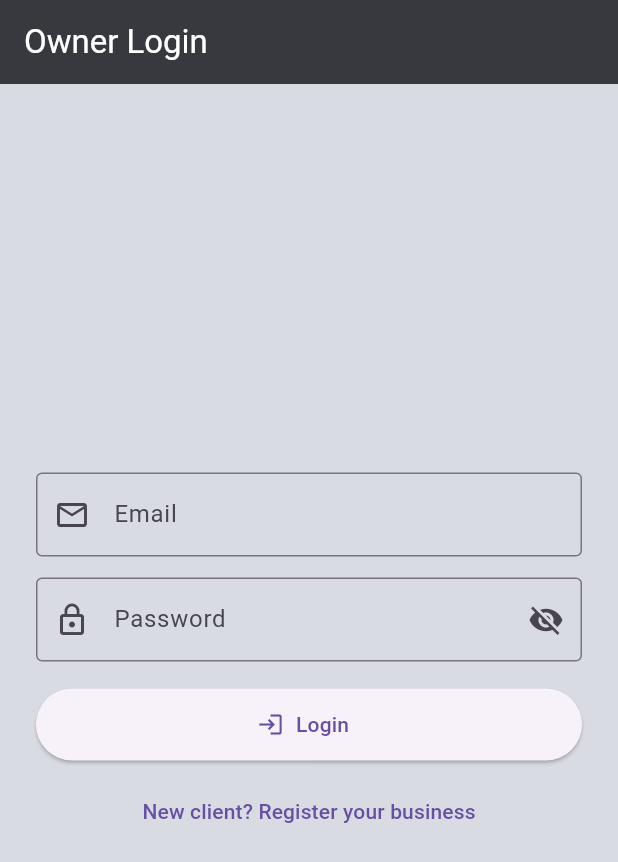
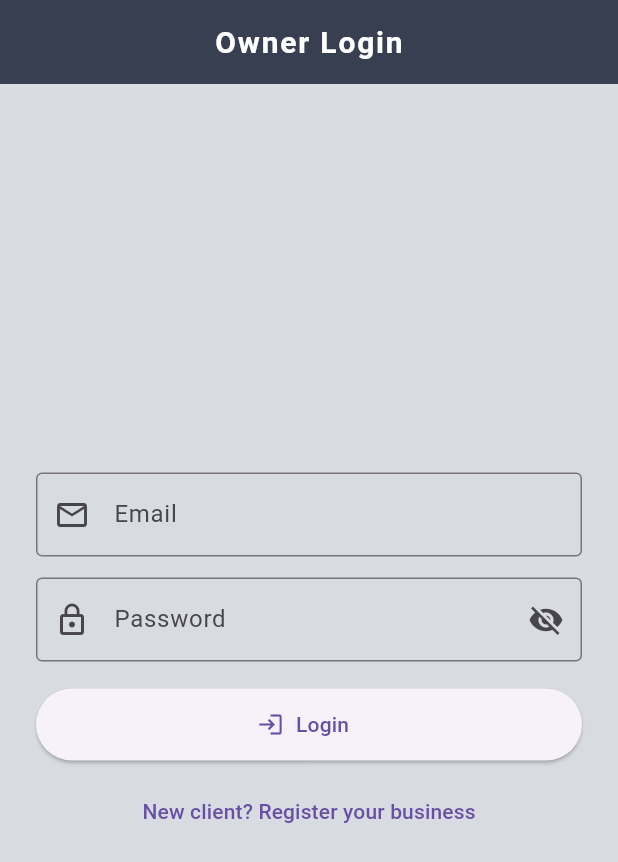
Before and after one commit to Anas-Baigg/kiosk_app, a Flutter app: the screen it shows after launch, on a phone screen of 412 x 824 dp. Shown: the top 862 px of the screen. Run offline on Flutter 3.47's test engine with Material 3 defaults, Android fonts, the phone set to English and light mode, and no system bars; our stand-ins replace connectivity_plus, flutter_dotenv, flutter_slidable, shared_preferences, sqflite, supabase_flutter; missing offline and left inert: bcrypt; accounts and stored records are empty.

Commit message:
fixed color

```diff
--- a/lib/widgets/gradient_scaffold.dart
+++ b/lib/widgets/gradient_scaffold.dart
@@ -69,9 +69,21 @@ class _UniversalScaffoldState extends State<UniversalScaffold> {
     return Scaffold(
       resizeToAvoidBottomInset: true,
       appBar: AppBar(
-        title: Text(widget.title),
+        centerTitle: true,
+        elevation: 2,
+        title: Text(
+          widget.title,
+          style: const TextStyle(
+            color: Colors.white,
+            fontSize: 20.0,
+            fontWeight: FontWeight.w600,
+            letterSpacing: 1.2,
+          ),
+        ),
         flexibleSpace: Container(
-          decoration: const BoxDecoration(color: Color(0xFF37393F)),
+          decoration: const BoxDecoration(
+            color: Color.fromARGB(255, 55, 63, 81),
+          ),
         ),
         foregroundColor: Colors.white,
         actions: [
@@ -108,8 +120,7 @@ class _UniversalScaffoldState extends State<UniversalScaffold> {
                         vertical: 10,
                       ),
                       decoration: BoxDecoration(
-                        color:
-                            isOffline ? Colors.orange[50] : Colors.red[50],
+                        color: isOffline ? Colors.orange[50] : Colors.red[50],
                         border: Border.all(
                           color: isOffline
                               ? Colors.orange[300]!
```
